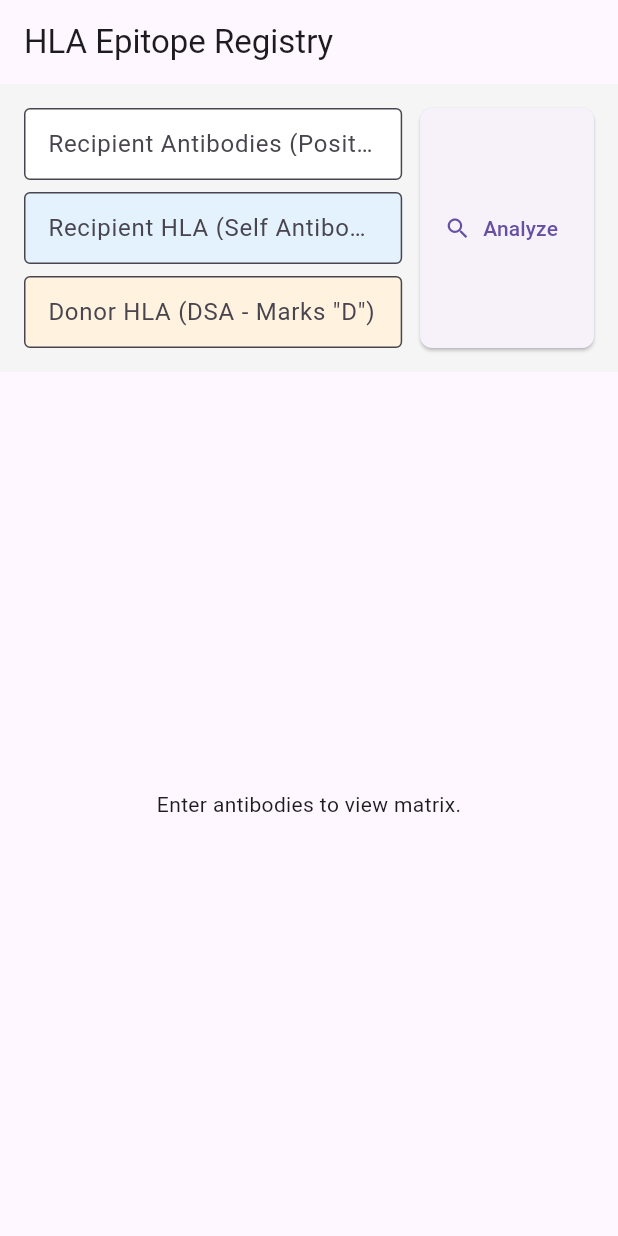
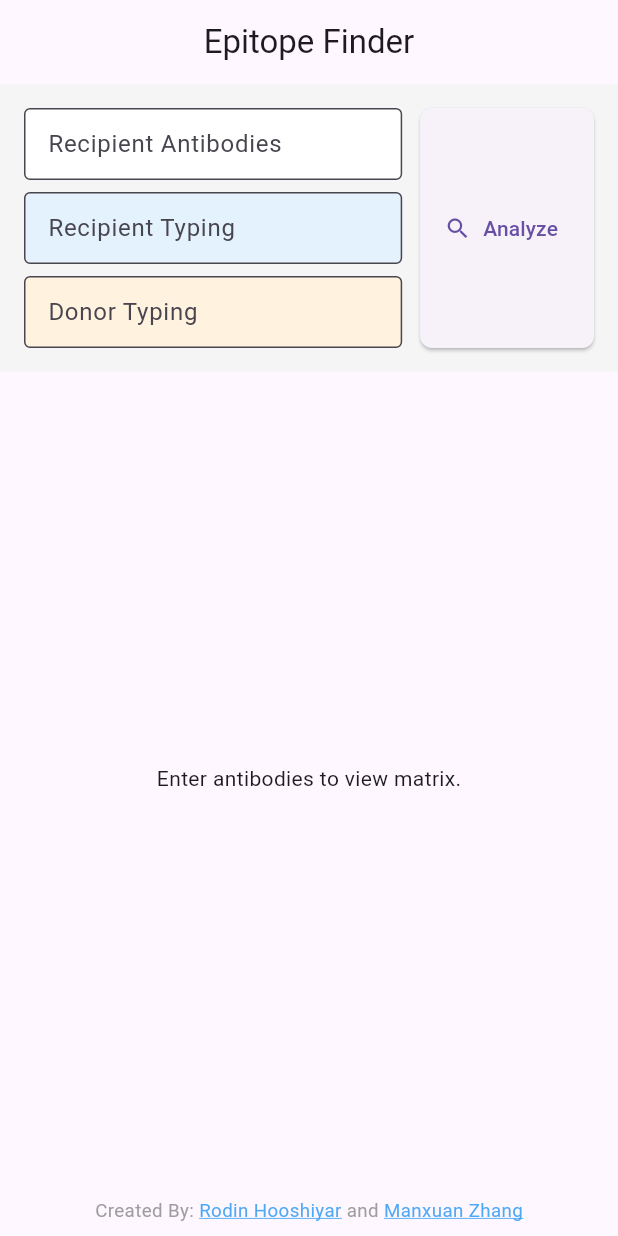
Before and after one commit to technoIogical/epitope-finder, a Flutter app: the screen it shows after launch, on a phone screen of 412 x 824 dp. Run offline on Flutter 3.47's test engine with Material 3 defaults, Android fonts, the phone set to English and light mode, and no system bars.

Commit message:
title and credits added

```diff
--- a/epitope_frontend/lib/main.dart
+++ b/epitope_frontend/lib/main.dart
@@ -2,6 +2,7 @@ import 'dart:convert';
 import 'package:flutter/material.dart';
 import 'package:flutter/services.dart';
 import 'package:http/http.dart' as http;
+import 'package:url_launcher/url_launcher.dart';
 
 void main() {
   runApp(MyApp());
@@ -13,7 +14,7 @@ class MyApp extends StatelessWidget {
   @override
   Widget build(BuildContext context) {
     return MaterialApp(
-      title: 'Epitope Matcher',
+      title: 'Epitope Finder',
       debugShowCheckedModeBanner: false,
       theme: ThemeData(primarySwatch: Colors.blue, useMaterial3: true),
       home: EpitopeMatrixPage(),
@@ -178,7 +179,10 @@ class _EpitopeMatrixPageState extends State<EpitopeMatrixPage> {
       child: Focus(
         autofocus: true,
         child: Scaffold(
-          appBar: AppBar(title: Text('HLA Epitope Registry')),
+          appBar: AppBar(
+            centerTitle: true,
+            title: Text('Epitope Finder'),
+          ),
           body: Column(
             children: [
               _buildSearchHeader(),
@@ -202,6 +206,52 @@ class _EpitopeMatrixPageState extends State<EpitopeMatrixPage> {
                                 child: Text('Enter antibodies to view matrix.'))
                             : _buildMatrixContent(),
               ),
+              Padding(
+                padding: const EdgeInsets.all(8.0),
+                child: Row(
+                  mainAxisAlignment: MainAxisAlignment.center,
+                  children: [
+                    Text(
+                      'Created By: ',
+                      style: TextStyle(fontSize: 12.5, color: Colors.grey),
+                    ),
+                    InkWell(
+                      onTap: () {
+                        launchUrl(Uri.parse(
+                            "https://www.linkedin.com/in/rodin-hooshiyar-07036a3a0/"));
+                      },
+                      child: Text(
+                        'Rodin Hooshiyar',
+                        style: TextStyle(
+                          fontSize: 12.5,
+                          color: Colors.blue.withValues(alpha: 0.8),
+                          decoration: TextDecoration.underline,
+                          decorationColor: Colors.blue.withValues(alpha: 0.8),
+                        ),
+                      ),
+                    ),
+                    Text(
+                      ' and ',
+                      style: TextStyle(fontSize: 12.5, color: Colors.grey),
+                    ),
+                    InkWell(
+                      onTap: () {
+                        launchUrl(Uri.parse(
+                            "https://www.linkedin.com/in/manxuan-michael-zhang-014b29237/"));
+                      },
+                      child: Text(
+                        'Manxuan Zhang',
+                        style: TextStyle(
+                          fontSize: 12.5,
+                          color: Colors.blue.withValues(alpha: 0.8),
+                          decoration: TextDecoration.underline,
+                          decorationColor: Colors.blue.withValues(alpha: 0.8),
+                        ),
+                      ),
+                    ),
+                  ],
+                ),
+              ),
             ],
           ),
         ),
@@ -214,7 +264,7 @@ class _EpitopeMatrixPageState extends State<EpitopeMatrixPage> {
       padding: EdgeInsets.all(16.0),
       color: Colors.grey[100],
       child: Row(
-        crossAxisAlignment: CrossAxisAlignment.start,
+        crossAxisAlignment: CrossAxisAlignment.center,
         children: [
           Expanded(
             child: Column(
@@ -222,7 +272,7 @@ class _EpitopeMatrixPageState extends State<EpitopeMatrixPage> {
                 TextField(
                   controller: _antibodyController,
                   decoration: InputDecoration(
-                    labelText: 'Recipient Antibodies (Positive Matches)',
+                    labelText: 'Recipient Antibodies',
                     hintText: 'e.g. A*01:01, B*08:01',
                     border: OutlineInputBorder(),
                     filled: true,
@@ -234,7 +284,7 @@ class _EpitopeMatrixPageState extends State<EpitopeMatrixPage> {
                 TextField(
                   controller: _recipientHlaController,
                   decoration: InputDecoration(
-                    labelText: 'Recipient HLA (Self Antibody - Marks "S")',
+                    labelText: 'Recipient Typing',
                     hintText: 'e.g. A*02:01',
                     border: OutlineInputBorder(),
                     filled: true,
@@ -246,7 +296,7 @@ class _EpitopeMatrixPageState extends State<EpitopeMatrixPage> {
                 TextField(
                   controller: _donorHlaController,
                   decoration: InputDecoration(
-                    labelText: 'Donor HLA (DSA - Marks "D")',
+                    labelText: 'Donor Typing',
                     hintText: 'e.g. B*44:02',
                     border: OutlineInputBorder(),
                     filled: true,
--- a/epitope_frontend/pubspec.yaml
+++ b/epitope_frontend/pubspec.yaml
@@ -6,17 +6,18 @@ publish_to: 'none' # Remove this line if you plan to publish to pub.dev
 version: 1.0.0+1
 
 environment:
-  sdk: ">=2.18.0 <3.0.0"
+  sdk: ">=3.0.0 <4.0.0"
 
 dependencies:
   flutter:
     sdk: flutter
   http: ^1.5.0  # Correctly indented
-  flutter_lints: ^5.0.0
+  url_launcher: ^6.3.2
 
 dev_dependencies:
   flutter_test:
     sdk: flutter
+  flutter_lints: ^5.0.0
 
 flutter:
   uses-material-design: true
```
Also changed, not shown: epitope_frontend/pubspec.lock, 6 other files.
